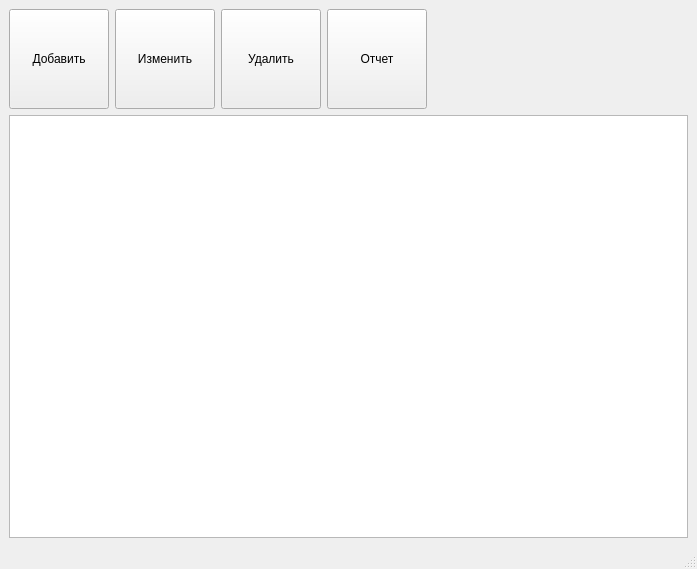
Above: System/mainwindow.ui from kamicute2/control_system before the change. Below: the same form after it.
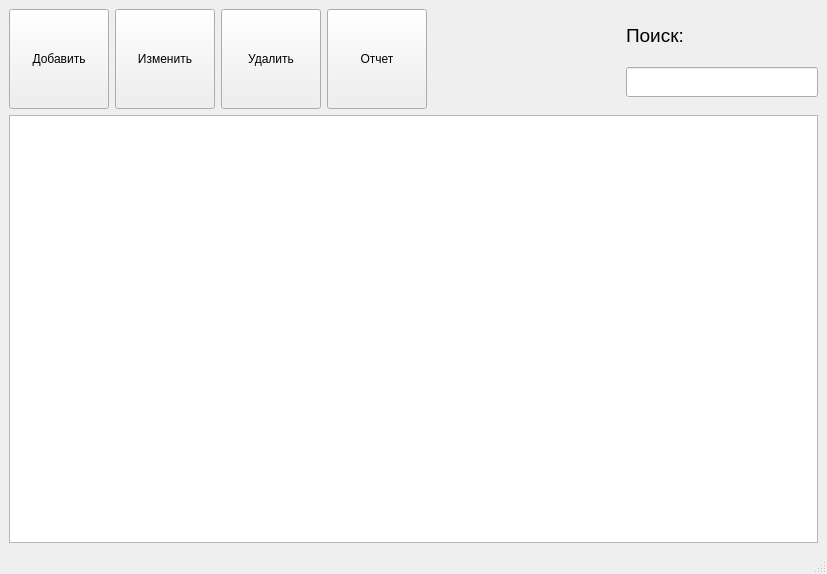
That is the form after the change.

The edit to the form file:
```diff
--- a/System/mainwindow.ui
+++ b/System/mainwindow.ui
@@ -6,8 +6,8 @@
    <rect>
     <x>0</x>
     <y>0</y>
-    <width>697</width>
-    <height>569</height>
+    <width>827</width>
+    <height>574</height>
    </rect>
   </property>
   <property name="windowTitle">
@@ -166,6 +166,42 @@
         </property>
        </spacer>
       </item>
+      <item>
+       <layout class="QVBoxLayout" name="verticalLayout_2">
+        <item>
+         <widget class="QLabel" name="label">
+          <property name="maximumSize">
+           <size>
+            <width>16777215</width>
+            <height>30</height>
+           </size>
+          </property>
+          <property name="font">
+           <font>
+            <family>Arial</family>
+            <pointsize>14</pointsize>
+           </font>
+          </property>
+          <property name="text">
+           <string>Поиск:</string>
+          </property>
+         </widget>
+        </item>
+        <item>
+         <widget class="QLineEdit" name="lineEdit">
+          <property name="minimumSize">
+           <size>
+            <width>0</width>
+            <height>30</height>
+           </size>
+          </property>
+          <property name="styleSheet">
+           <string notr="true"/>
+          </property>
+         </widget>
+        </item>
+       </layout>
+      </item>
      </layout>
     </item>
     <item>
```
Left out of the diff: 2 changed lines with no effect on the pictures.
